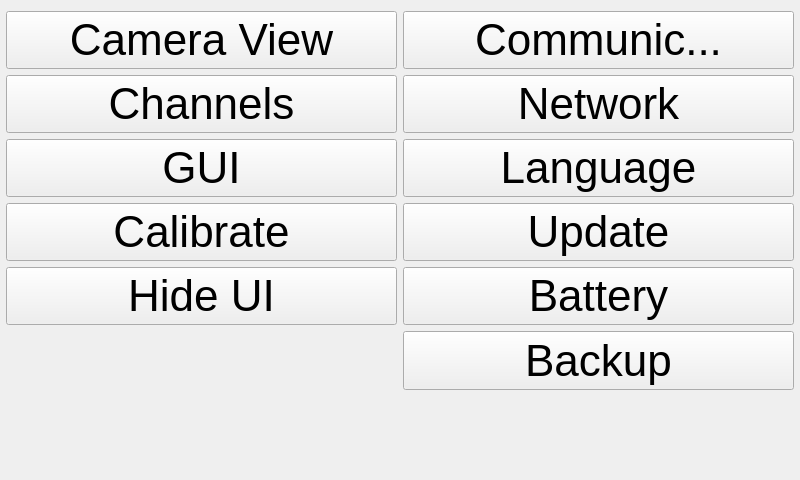
First picture: the form in ui/SettingsWidget.ui, repository kipr/botui, before the edit.
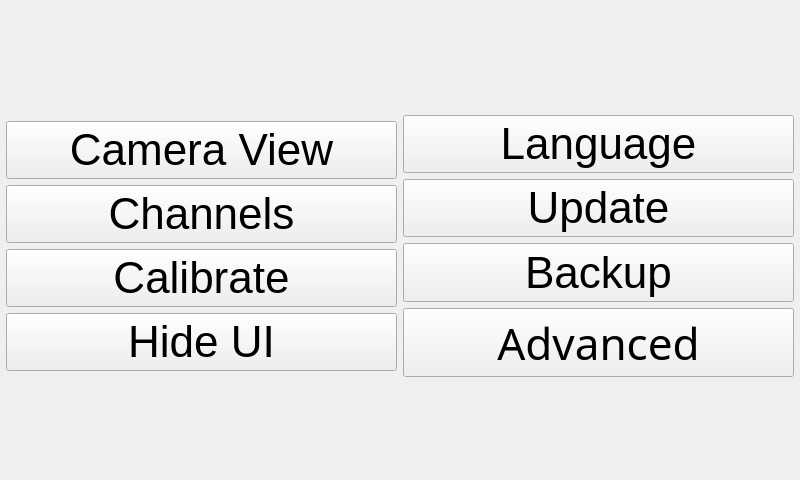
Second picture: the form after the edit. Icons and pictures are not drawn.

```diff
--- a/ui/SettingsWidget.ui
+++ b/ui/SettingsWidget.ui
@@ -27,6 +27,19 @@
     <layout class="QHBoxLayout" name="horizontalLayout">
      <item>
       <layout class="QVBoxLayout" name="verticalLayout_3">
+       <item>
+        <spacer name="verticalSpacer_3">
+         <property name="orientation">
+          <enum>Qt::Vertical</enum>
+         </property>
+         <property name="sizeHint" stdset="0">
+          <size>
+           <width>20</width>
+           <height>40</height>
+          </size>
+         </property>
+        </spacer>
+       </item>
        <item>
         <widget class="QPushButton" name="cameraView">
          <property name="font">
@@ -71,28 +84,6 @@
          </property>
         </widget>
        </item>
-       <item>
-        <widget class="QPushButton" name="gui">
-         <property name="font">
-          <font>
-           <pointsize>33</pointsize>
-          </font>
-         </property>
-         <property name="text">
-          <string>GUI</string>
-         </property>
-         <property name="icon">
-          <iconset resource="../rc/icons.qrc">
-           <normaloff>:/icons/fontawesome/solid/icons/fontawesome/solid/table.svg</normaloff>:/icons/fontawesome/solid/icons/fontawesome/solid/table.svg</iconset>
-         </property>
-         <property name="iconSize">
-          <size>
-           <width>35</width>
-           <height>35</height>
-          </size>
-         </property>
-        </widget>
-       </item>
        <item>
         <widget class="QPushButton" name="calibrate">
          <property name="font">
@@ -155,48 +146,17 @@
      <item>
       <layout class="QVBoxLayout" name="verticalLayout_2">
        <item>
-        <widget class="QPushButton" name="comm">
-         <property name="font">
-          <font>
-           <pointsize>33</pointsize>
-          </font>
+        <spacer name="verticalSpacer_4">
+         <property name="orientation">
+          <enum>Qt::Vertical</enum>
          </property>
-         <property name="text">
-          <string>Communic...</string>
-         </property>
-         <property name="icon">
-          <iconset resource="../rc/icons.qrc">
-           <normaloff>:/icons/fontawesome/solid/icons/fontawesome/solid/globe-americas.svg</normaloff>:/icons/fontawesome/solid/icons/fontawesome/solid/globe-americas.svg</iconset>
-         </property>
-         <property name="iconSize">
+         <property name="sizeHint" stdset="0">
           <size>
-           <width>35</width>
-           <height>35</height>
+           <width>20</width>
+           <height>40</height>
           </size>
          </property>
-        </widget>
-       </item>
-       <item>
-        <widget class="QPushButton" name="network">
-         <property name="font">
-          <font>
-           <pointsize>33</pointsize>
-          </font>
-         </property>
-         <property name="text">
-          <string>Network</string>
-         </property>
-         <property name="icon">
-          <iconset resource="../rc/icons.qrc">
-           <normaloff>:/icons/fontawesome/solid/icons/fontawesome/solid/wifi.svg</normaloff>:/icons/fontawesome/solid/icons/fontawesome/solid/wifi.svg</iconset>
-         </property>
-         <property name="iconSize">
-          <size>
-           <width>35</width>
-           <height>35</height>
-          </size>
-         </property>
-        </widget>
+        </spacer>
        </item>
        <item>
         <widget class="QPushButton" name="language">
@@ -242,28 +202,6 @@
          </property>
         </widget>
        </item>
-       <item>
-        <widget class="QPushButton" name="battery">
-         <property name="font">
-          <font>
-           <pointsize>33</pointsize>
-          </font>
-         </property>
-         <property name="text">
-          <string>Battery</string>
-         </property>
-         <property name="icon">
-          <iconset resource="../rc/icons.qrc">
-           <normaloff>:/icons/fontawesome/solid/icons/fontawesome/solid/battery-full.svg</normaloff>:/icons/fontawesome/solid/icons/fontawesome/solid/battery-full.svg</iconset>
-         </property>
-         <property name="iconSize">
-          <size>
-           <width>35</width>
-           <height>35</height>
-          </size>
-         </property>
-        </widget>
-       </item>
        <item>
         <widget class="QPushButton" name="backup">
          <property name="minimumSize">
@@ -292,6 +230,29 @@
          </property>
         </widget>
        </item>
+       <item>
+        <widget class="QPushButton" name="advanced">
+         <property name="font">
+          <font>
+           <family>Noto Sans</family>
+           <pointsize>33</pointsize>
+          </font>
+         </property>
+         <property name="text">
+          <string>Advanced</string>
+         </property>
+         <property name="icon">
+          <iconset resource="../rc/icons.qrc">
+           <normaloff>:/icons/fontawesome/solid/icons/fontawesome/solid/cogs.svg</normaloff>:/icons/fontawesome/solid/icons/fontawesome/solid/cogs.svg</iconset>
+         </property>
+         <property name="iconSize">
+          <size>
+           <width>35</width>
+           <height>35</height>
+          </size>
+         </property>
+        </widget>
+       </item>
        <item>
         <spacer name="verticalSpacer">
          <property name="orientation">
```
